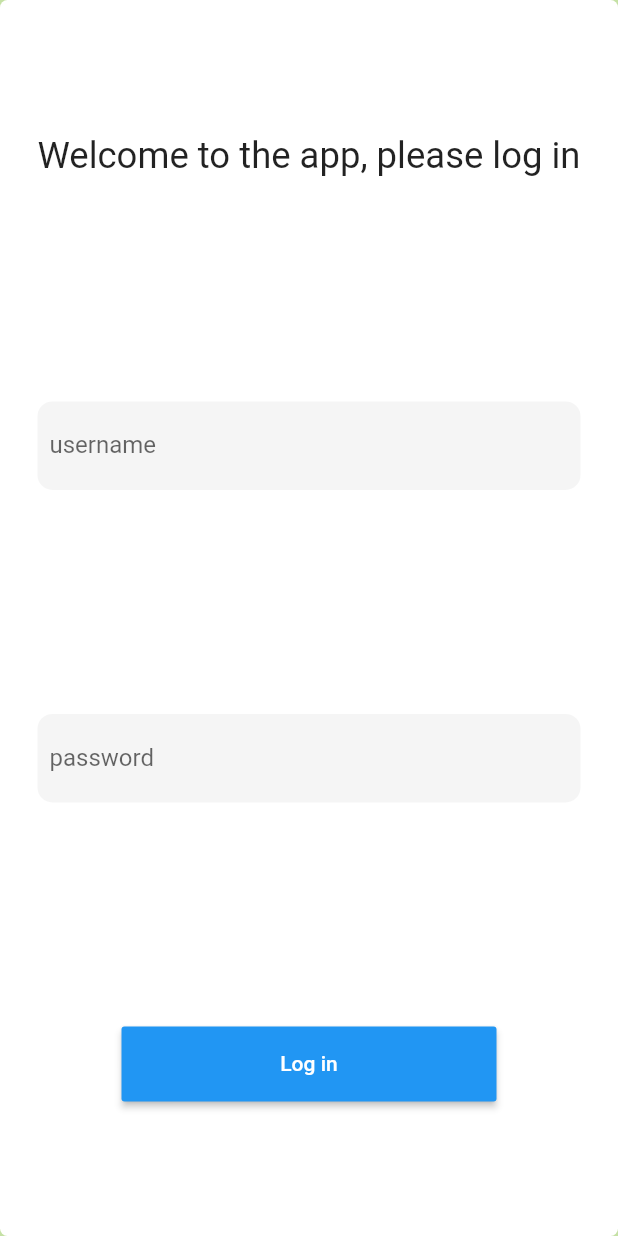
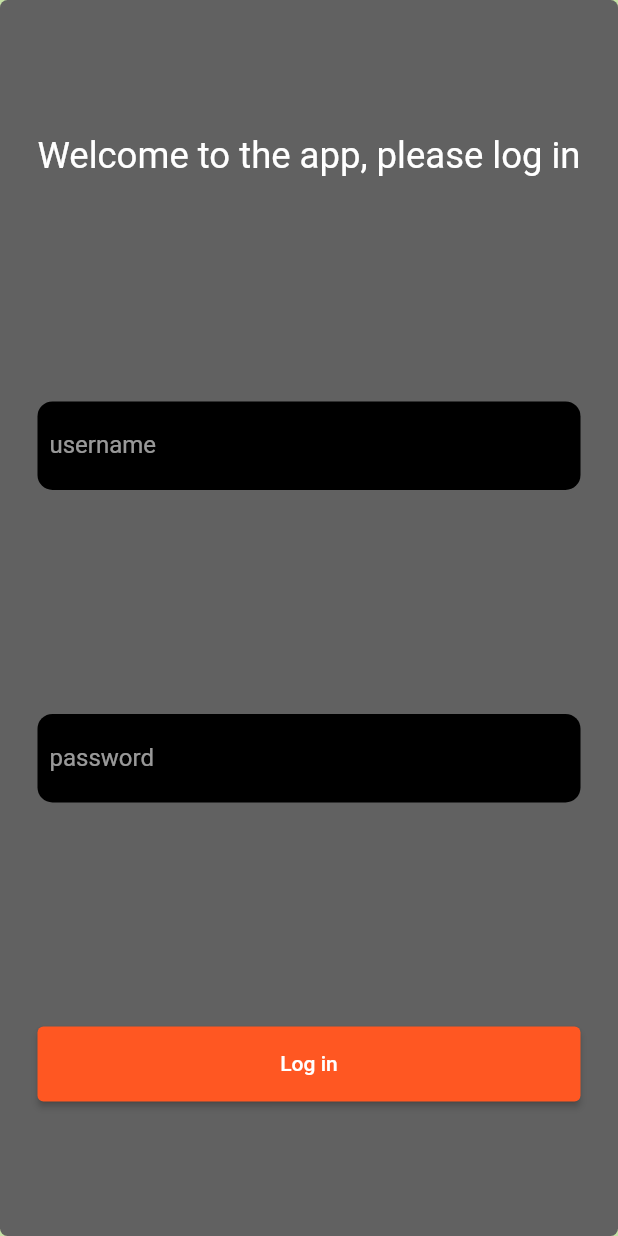
Before and after one commit to MixKage/CardExam, a Flutter app: the screen it shows after launch, on a phone screen of 412 x 824 dp. Run offline on Flutter 3.47's test engine with Material 2 defaults, Android fonts, the phone set to English and light mode, and no system bars.

Commit message:
add: Theme

```diff
--- a/lib/login_page.dart
+++ b/lib/login_page.dart
@@ -13,8 +13,7 @@ class _LoginPageState extends State<LoginPage> {
   @override
   Widget build(context) => SafeArea(
         child: Scaffold(body: LayoutBuilder(builder: (context, constraints) {
-          return AnimatedContainer(
-              duration: const Duration(milliseconds: 500),
+          return Container(
               color: Colors.lightGreen[200],
               padding: constraints.maxWidth < _minWidht
                   ? EdgeInsets.zero
@@ -27,11 +26,12 @@ class _LoginPageState extends State<LoginPage> {
                     maxWidth: 600,
                   ),
                   decoration: BoxDecoration(
-                    color: Colors.white,
+                    color: Theme.of(context).colorScheme.background,
                     borderRadius: BorderRadius.circular(5.0),
                   ),
                   child: Column(
                       mainAxisAlignment: MainAxisAlignment.spaceAround,
+                      crossAxisAlignment: CrossAxisAlignment.stretch,
                       children: [
                         FittedBox(
                           fit: BoxFit.fitWidth,
@@ -44,7 +44,7 @@ class _LoginPageState extends State<LoginPage> {
                         ),
                         Container(
                           decoration: BoxDecoration(
-                              color: Colors.grey[100],
+                              color: Theme.of(context).colorScheme.onSecondary,
                               borderRadius: BorderRadius.circular(10)),
                           child: const Padding(
                             padding: EdgeInsets.symmetric(horizontal: 8.0),
@@ -58,7 +58,7 @@ class _LoginPageState extends State<LoginPage> {
                         ),
                         Container(
                           decoration: BoxDecoration(
-                              color: Colors.grey[100],
+                              color: Theme.of(context).colorScheme.onSecondary,
                               borderRadius: BorderRadius.circular(10)),
                           child: const Padding(
                             padding: EdgeInsets.symmetric(horizontal: 8.0),
@@ -82,19 +82,15 @@ class _LoginPageState extends State<LoginPage> {
                             minHeight:
                                 constraints.maxWidth < _minWidht ? 50 : 50,
                           ),
-                          child: Expanded(
-                            child: RaisedButton(
-                                color: Colors.blue,
-                                child: Text("Log in",
-                                    style:
-                                        const TextStyle(color: Colors.white)),
+                          child: ElevatedButton(
+                              child: const Text("Log in",
+                                  style: TextStyle(color: Colors.white)),
                               onPressed: () {
                                 Navigator.pushReplacement(
                                     context,
                                     MaterialPageRoute(
                                         builder: (context) => HomePage()));
                               }),
-                          ),
                         )
                       ]),
                 ),
--- a/lib/main.dart
+++ b/lib/main.dart
@@ -11,9 +11,14 @@ class MyApp extends StatelessWidget {
   // This widget is the root of your application.
   @override
   Widget build(BuildContext context) {
-    return const MaterialApp(
+    return MaterialApp(
+      theme: ThemeData.from(
+          colorScheme: ColorScheme.fromSwatch(
+        primarySwatch: Colors.deepOrange,
+        brightness: Brightness.dark,
+      )),
       debugShowCheckedModeBanner: false,
-      home: LoginPage(),
+      home: const LoginPage(),
     );
   }
 }
```
Lines whose indentation alone changed are shown as unchanged.
